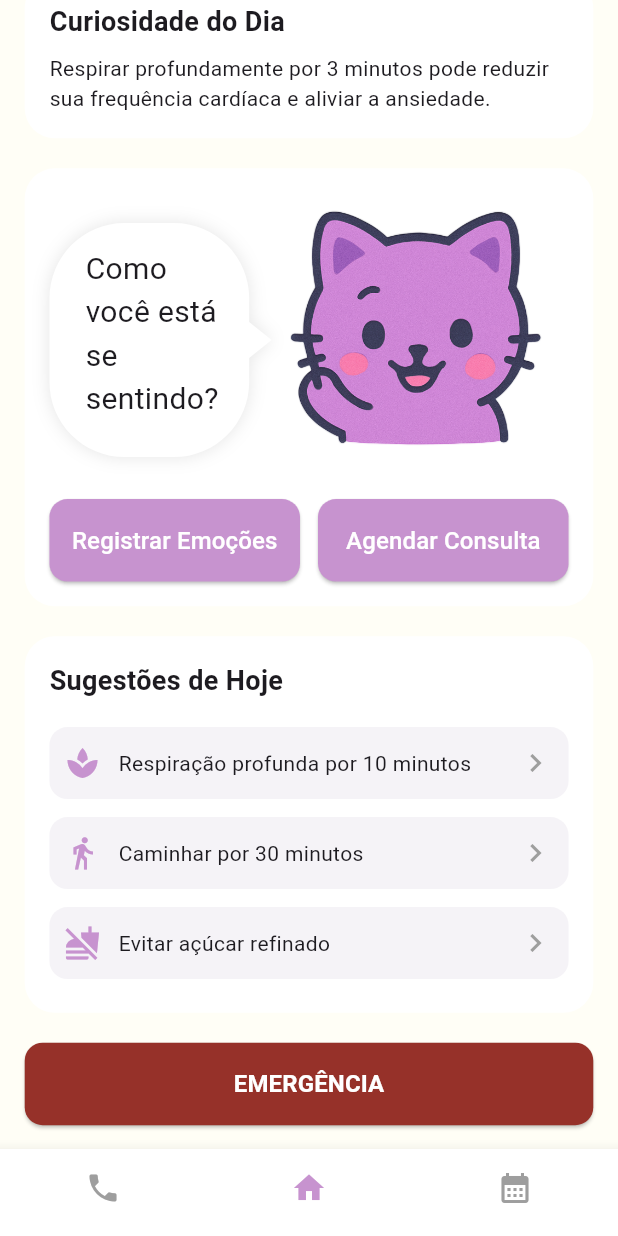
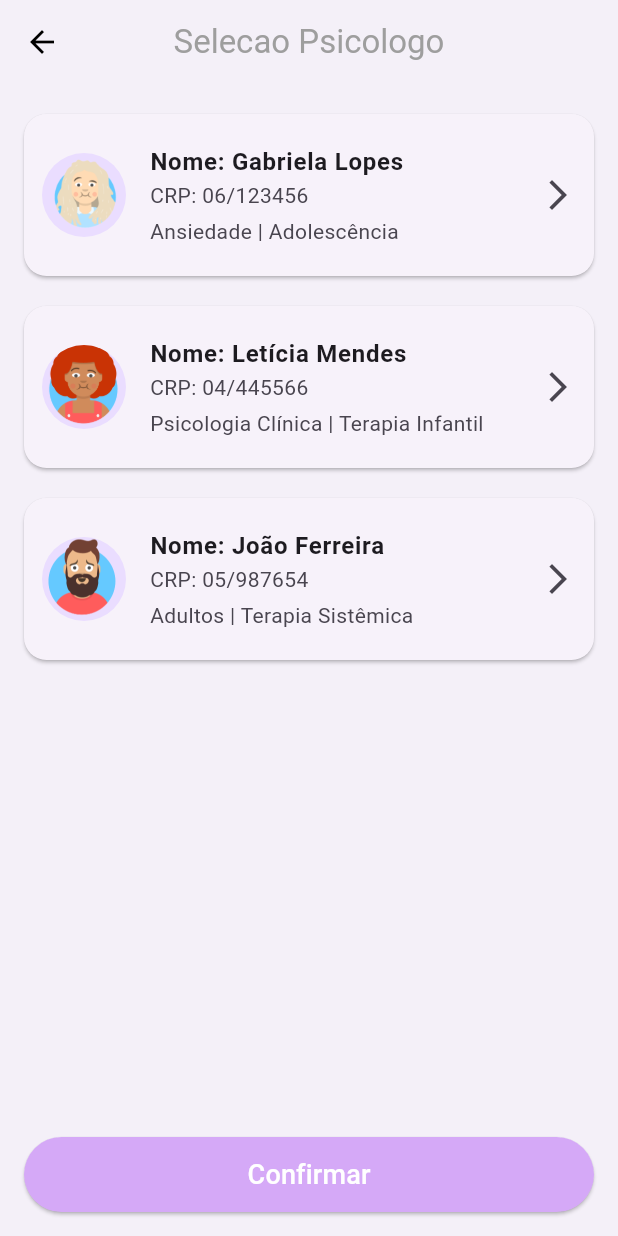
Before and after one commit to ph-cm/HealthAI, a Flutter app: the HomePage screen opened directly, scrolled down 246 dp, after a tap on "Agendar Consulta", on a phone screen of 412 x 824 dp. Run offline on Flutter 3.47's test engine with Material 3 defaults, Android fonts, the phone set to English and light mode, and no system bars; our stand-ins replace fl_chart, percent_indicator.

Commit message:
Implementing the Psycologist Selection

```diff
--- a/lib/main.dart
+++ b/lib/main.dart
@@ -10,6 +10,7 @@ import './screens/calendario_historico_page.dart';
 import './screens/emocao_selecao.dart';
 import './screens/emocao_reflexao.dart';
 import './screens/emocao_feedback.dart';
+import './screens/selecao_psicologo.dart';
 
 void main() {
   runApp(const MeuApp());
@@ -38,6 +39,7 @@ class MeuApp extends StatelessWidget {
         '/video-chamada': (context) => const VideoCallPage(),
         '/calendario': (context) => const CalendarioHistoricoPage(),
         '/emocao-selecao': (context) => const EmotionSelectionScreen(),
+        '/selecao-psicologo': (context) => const SelecaoPsicologoPage(),
       },
       onGenerateRoute: (settings) {
           switch (settings.name) {
--- a/lib/screens/home_page.dart
+++ b/lib/screens/home_page.dart
@@ -222,7 +222,10 @@ class HomePage extends StatelessWidget {
 
                         Expanded(
                           child: ElevatedButton(
-                            onPressed: () {},
+                            onPressed: () {
+                            Navigator.pushNamed(context, '/selecao-psicologo');
+                          },
+
                             style: ElevatedButton.styleFrom(
                               backgroundColor: const Color(0xFFC793CF),
                               foregroundColor: Colors.white,
--- /dev/null
+++ b/lib/screens/selecao_psicologo.dart
@@ -0,0 +1,114 @@
+import 'package:flutter/material.dart';
+
+class SelecaoPsicologoPage extends StatelessWidget {
+  const SelecaoPsicologoPage({super.key});
+
+  @override
+  Widget build(BuildContext context) {
+    return Scaffold(
+      backgroundColor: const Color(0xFFF4F0F8),
+      appBar: AppBar(
+        title: const Text(
+          'Selecao Psicologo',
+          style: TextStyle(color: Colors.grey),
+        ),
+        backgroundColor: const Color(0xFFF4F0F8),
+        elevation: 0,
+        centerTitle: true,
+        iconTheme: const IconThemeData(color: Colors.black),
+      ),
+      body: Column(
+        children: [
+          const SizedBox(height: 10),
+          Expanded(
+            child: ListView(
+              padding: const EdgeInsets.symmetric(horizontal: 16),
+              children: const [
+                PsicologoCard(
+                  nome: 'Gabriela Lopes',
+                  crp: '06/123456',
+                  especialidades: 'Ansiedade | Adolescência',
+                  imagemAsset: 'assets/avatar_psicologa.png',
+                ),
+                PsicologoCard(
+                  nome: 'Letícia Mendes',
+                  crp: '04/445566',
+                  especialidades: 'Psicologia Clínica | Terapia Infantil',
+                  imagemAsset: 'assets/leticia.png',
+                ),
+                PsicologoCard(
+                  nome: 'João Ferreira',
+                  crp: '05/987654',
+                  especialidades: 'Adultos | Terapia Sistêmica',
+                  imagemAsset: 'assets/joao.png',
+                ),
+              ],
+            ),
+          ),
+          Padding(
+            padding: const EdgeInsets.all(16.0),
+            child: ElevatedButton(
+              onPressed: () {
+                // ação ao confirmar
+              },
+              style: ElevatedButton.styleFrom(
+                backgroundColor: const Color(0xFFD5A9F7),
+                shape: RoundedRectangleBorder(
+                  borderRadius: BorderRadius.circular(30),
+                ),
+                minimumSize: const Size(double.infinity, 50),
+              ),
+              child: const Text(
+                'Confirmar',
+                style: TextStyle(fontSize: 18, color: Colors.white),
+              ),
+            ),
+          ),
+        ],
+      ),
+    );
+  }
+}
+
+class PsicologoCard extends StatelessWidget {
+  final String nome;
+  final String crp;
+  final String especialidades;
+  final String imagemAsset;
+
+  const PsicologoCard({
+    super.key,
+    required this.nome,
+    required this.crp,
+    required this.especialidades,
+    required this.imagemAsset,
+  });
+
+  @override
+  Widget build(BuildContext context) {
+    return Card(
+      margin: const EdgeInsets.symmetric(vertical: 10),
+      shape: RoundedRectangleBorder(borderRadius: BorderRadius.circular(15)),
+      child: ListTile(
+        contentPadding: const EdgeInsets.all(12),
+        leading: CircleAvatar(
+          backgroundImage: AssetImage(imagemAsset),
+          radius: 28,
+        ),
+        title: Text(
+          'Nome: $nome',
+          style: const TextStyle(fontWeight: FontWeight.bold),
+        ),
+        subtitle: Column(
+          crossAxisAlignment: CrossAxisAlignment.start,
+          children: [
+            Text('CRP: $crp'),
+            const SizedBox(height: 4),
+            Text(especialidades),
+          ],
+        ),
+        trailing: const Icon(Icons.arrow_forward_ios),
+      ),
+    );
+  }
+}
--- a/pubspec.yaml
+++ b/pubspec.yaml
@@ -64,6 +64,9 @@ flutter:
     - assets/avatar_psicologa.png
     - assets/feliz.png
     - assets/pedindo.png
+    - assets/leticia.png
+    - assets/joao.png
+
 
 
   # The following line ensures that the Material Icons font is
```
Also changed, not shown: assets/joao.png (added), assets/leticia.png (added).
